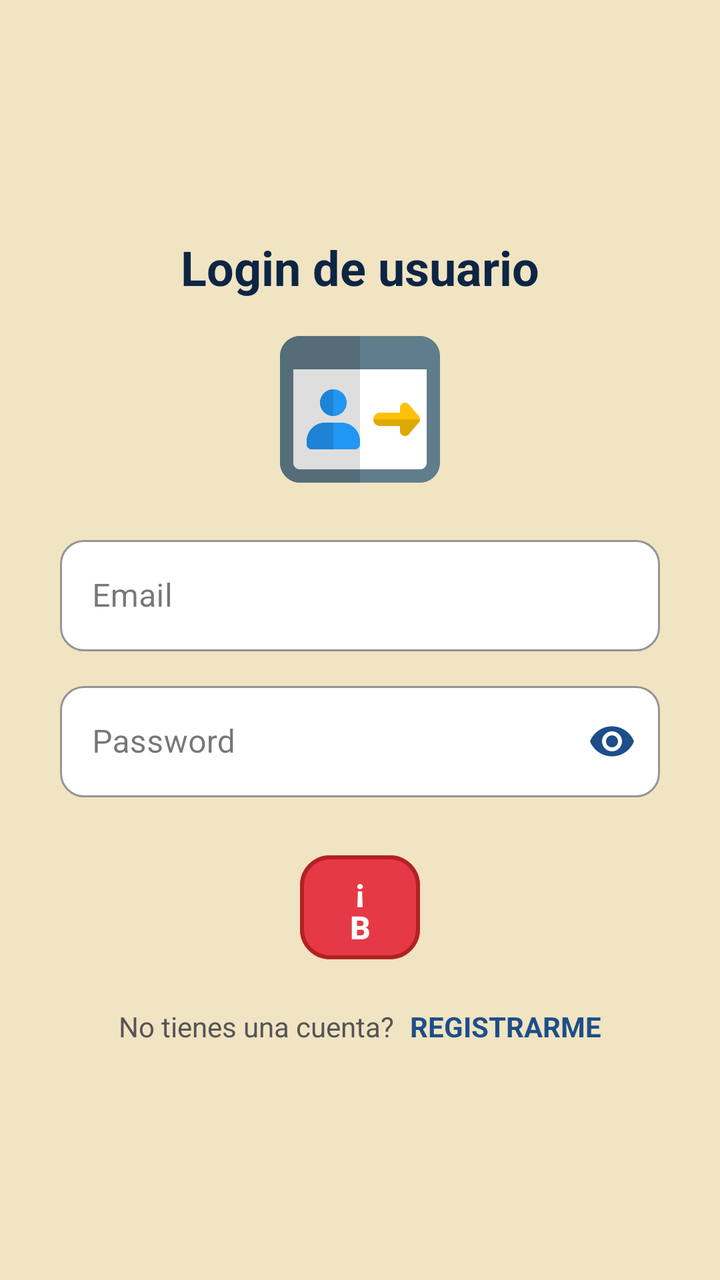
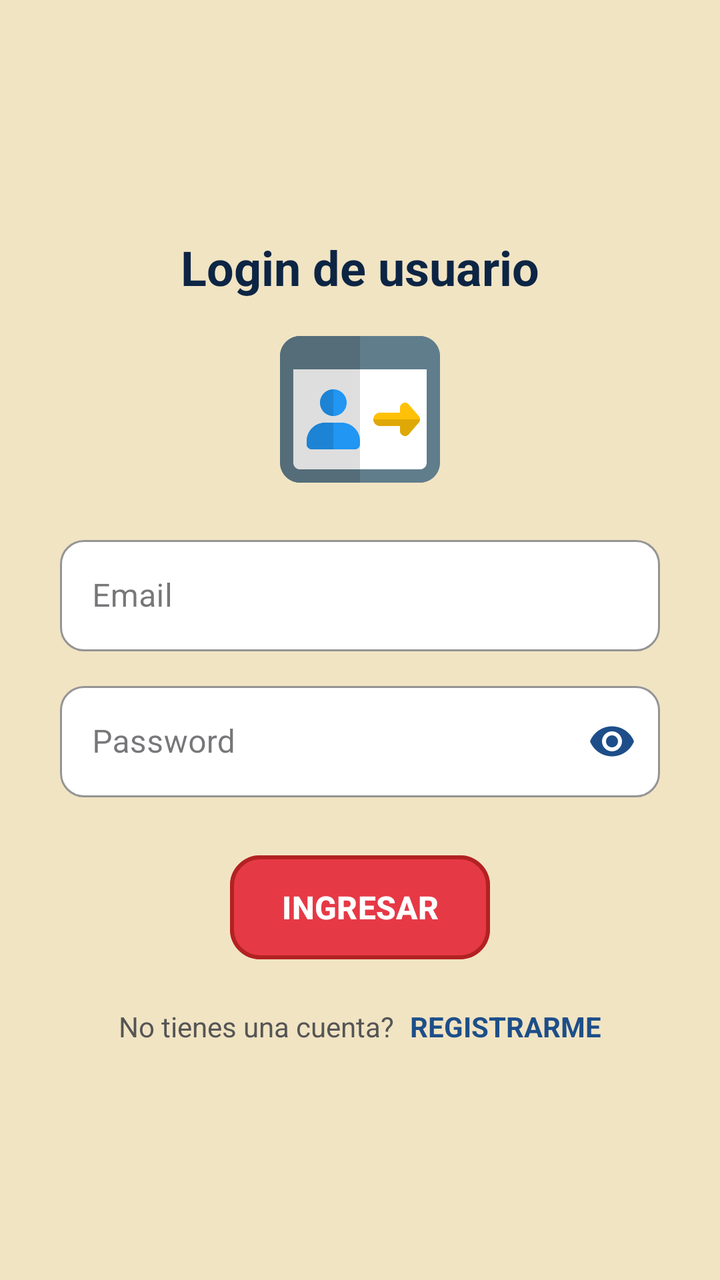

Screens rendered from an Android XML layout before and after an edit, with the pre-edit source and the edit as a unified diff.
<!-- AndroidManifest.xml: application theme Theme.CodeRoyale -->
<!-- res/layout/activity_login_email.xml -->
<?xml version="1.0" encoding="utf-8"?>
<RelativeLayout xmlns:android="http://schemas.android.com/apk/res/android"
    xmlns:app="http://schemas.android.com/apk/res-auto"
    xmlns:tools="http://schemas.android.com/tools"
    android:id="@+id/main"
    android:layout_width="match_parent"
    android:layout_height="match_parent"
    android:background="#F1E4C3"
    tools:context=".Opciones_Login.ActivityLoginEmail">
    <androidx.appcompat.widget.LinearLayoutCompat
        android:layout_width="match_parent"
        android:layout_height="match_parent"
        android:orientation="vertical"
        android:padding="30dp"
        android:gravity="center">

        <TextView
            android:text="@string/Txt_login"
            android:textStyle="bold"
            android:textSize="24sp"
            android:textColor="#0D2544"
            android:layout_width="wrap_content"
            android:layout_height="wrap_content"
            />

        <ImageView
            android:layout_marginTop="15dp"
            android:src="@drawable/login"
            android:layout_width="80dp"
            android:layout_height="80dp" />
        <com.google.android.material.textfield.TextInputLayout
        android:layout_width="match_parent"
        android:layout_height="wrap_content"
        android:layout_marginTop="20dp"
        app:boxStrokeColor="#1D4E89"
        app:hintTextColor="#1D4E89"
        app:boxBackgroundColor="#FFFFFF"
        app:boxCornerRadiusTopStart="12dp"
        app:boxCornerRadiusBottomEnd="12dp"
        app:boxCornerRadiusTopEnd="12dp"
        app:boxCornerRadiusBottomStart="12dp"
        style="@style/Widget.MaterialComponents.TextInputLayout.OutlinedBox">

        <EditText
            android:id="@+id/Et_email"
            android:hint="@string/Et_email"
            android:inputType="textEmailAddress"
            android:textColor="#2B2B2B"
            android:layout_width="match_parent"
            android:layout_height="wrap_content"/>
    </com.google.android.material.textfield.TextInputLayout>

        <com.google.android.material.textfield.TextInputLayout
            android:layout_width="match_parent"
            android:layout_height="wrap_content"
            android:layout_marginTop="12dp"
            app:boxStrokeColor="#1D4E89"
            app:hintTextColor="#1D4E89"
            app:boxBackgroundColor="#FFFFFF"
            app:boxCornerRadiusTopStart="12dp"
            app:boxCornerRadiusBottomEnd="12dp"
            app:boxCornerRadiusTopEnd="12dp"
            app:boxCornerRadiusBottomStart="12dp"
            app:passwordToggleEnabled="true"
            app:passwordToggleTint="#1D4E89"
            style="@style/Widget.MaterialComponents.TextInputLayout.OutlinedBox">

            <EditText
                android:id="@+id/Et_password"
                android:hint="@string/Et_password"
                android:inputType="textPassword"
                android:textColor="#2B2B2B"
                android:layout_width="match_parent"
                android:layout_height="wrap_content"/>
        </com.google.android.material.textfield.TextInputLayout>

        <com.google.android.material.button.MaterialButton
            android:id="@+id/Btn_ingresar"
            android:text="¡BATALLA!"
            android:textAllCaps="true"
            android:textStyle="bold"
            android:textSize="16sp"
            android:textColor="@android:color/white"
            android:layout_marginTop="25dp"
            android:layout_width="@dimen/m_button_height"
            android:layout_height="60dp"
            app:backgroundTint="#E63946"
            app:cornerRadius="15dp"
            app:strokeColor="#B22222"
            app:strokeWidth="2dp"/>
        <androidx.appcompat.widget.LinearLayoutCompat
            android:layout_width="match_parent"
            android:layout_height="wrap_content"
            android:orientation="horizontal"
            android:layout_marginTop="20dp"
            android:gravity="center">

            <TextView
                android:text="@string/Txt_no_cuenta"
                android:textColor="#555555"
                android:layout_width="wrap_content"
                android:layout_height="wrap_content"/>

            <TextView
                android:id="@+id/Txt_registrarme"
                android:text="@string/Txt_registrarme"
                android:textStyle="bold"
                android:textColor="#1D4E89"
                android:layout_marginStart="8dp"
                android:layout_width="wrap_content"
                android:layout_height="wrap_content"/>
        </androidx.appcompat.widget.LinearLayoutCompat>
    </androidx.appcompat.widget.LinearLayoutCompat>
</RelativeLayout>
<!-- resources referenced by this layout -->
<resources>
  <dimen name="m_button_height">60dp</dimen>
  <!-- drawable login: png bitmap (drawable, 11801 bytes) -->
  <string name="Et_email">Email</string>
  <string name="Et_password">Password</string>
  <string name="Txt_login">Login de usuario</string>
  <string name="Txt_no_cuenta">No tienes una cuenta?</string>
  <string name="Txt_registrarme">REGISTRARME</string>
  <style name="Theme.CodeRoyale" parent="Base.Theme.CodeRoyale" />
  <style name="Base.Theme.CodeRoyale" parent="Theme.Material3.DayNight.NoActionBar">
          <item name="colorPrimary">@color/cr_azul_rey</item>
          <item name="colorOnPrimary">@android:color/white</item>
  
          <item name="colorSecondary">@color/cr_dorado</item>
          <item name="colorOnSecondary">@color/cr_texto_oscuro</item>
  
          <item name="android:windowBackground">@color/cr_beige_carta</item>
      </style>
  <color name="cr_azul_rey">#1D4E89</color>
  <color name="cr_dorado">#FFD700</color>
  <color name="cr_texto_oscuro">#2B2B2B</color>
  <color name="cr_beige_carta">#F1E4C3</color>
</resources>

<!-- the commit's change to res/layout/activity_login_email.xml (unified diff, before → after) -->
@@ -76,13 +76,13 @@
 
         <com.google.android.material.button.MaterialButton
             android:id="@+id/Btn_ingresar"
-            android:text="¡BATALLA!"
+            android:text="@string/Btn_ingresar"
             android:textAllCaps="true"
             android:textStyle="bold"
             android:textSize="16sp"
             android:textColor="@android:color/white"
             android:layout_marginTop="25dp"
-            android:layout_width="@dimen/m_button_height"
+            android:layout_width="130dp"
             android:layout_height="60dp"
             app:backgroundTint="#E63946"
             app:cornerRadius="15dp"
<!-- resource entries referenced after the edit -->
@@ -1,7 +1,7 @@
 <!-- resources referenced by this layout -->
 <resources>
-  <dimen name="m_button_height">60dp</dimen>
   <!-- drawable login: png bitmap (drawable, 11801 bytes) -->
+  <string name="Btn_ingresar">Ingresar</string>
   <string name="Et_email">Email</string>
   <string name="Et_password">Password</string>
   <string name="Txt_login">Login de usuario</string>
@@ -17,9 +17,9 @@
   
           <item name="android:windowBackground">@color/cr_beige_carta</item>
       </style>
-  <color name="cr_azul_rey">#1D4E89</color>
-  <color name="cr_dorado">#FFD700</color>
-  <color name="cr_texto_oscuro">#2B2B2B</color>
-  <color name="cr_beige_carta">#F1E4C3</color>
+  <color name="cr_azul_rey">#2B71E1</color>
+  <color name="cr_dorado">#FFC107</color>
+  <color name="cr_texto_oscuro">#1A1A1A</color>
+  <color name="cr_beige_carta">#F8F0D7</color>
 </resources>
 
